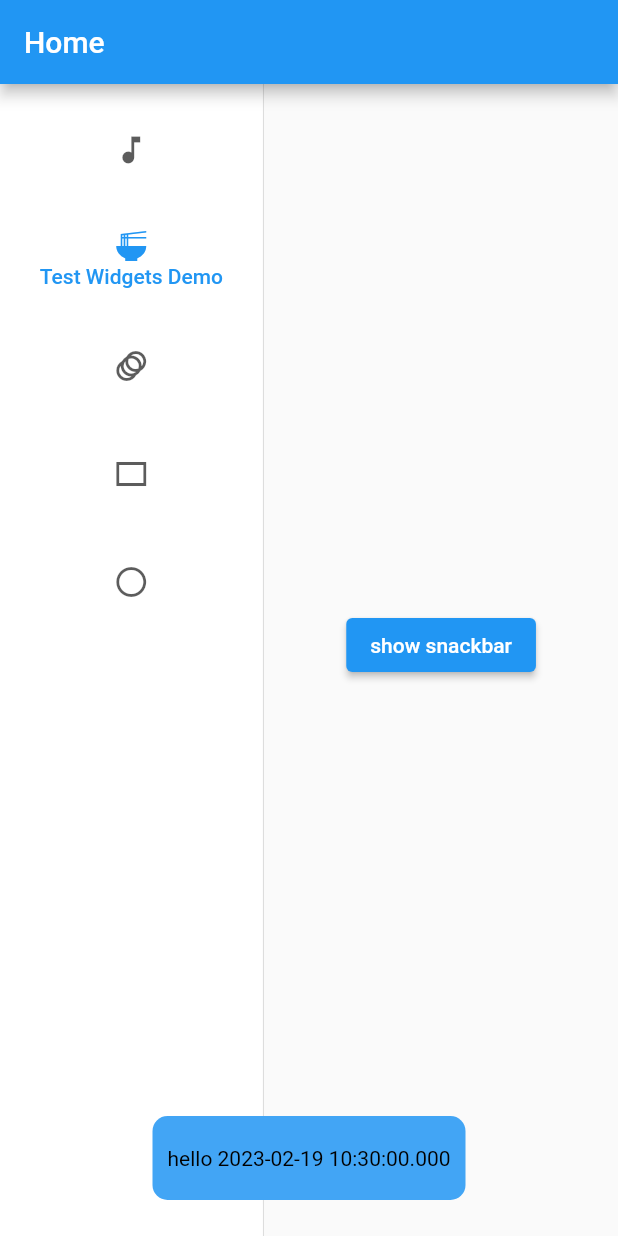
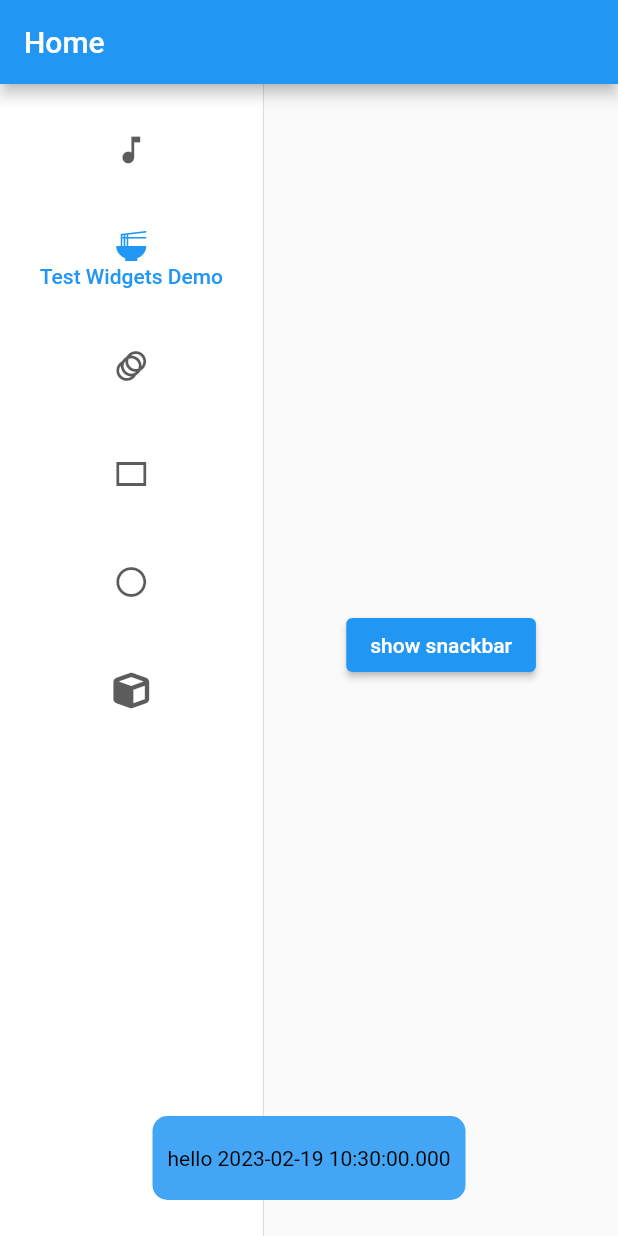
Before and after one commit to jinyongnan810/flutter-practice, a Flutter app: the screen it shows after launch, after a tap on "Test Widgets Demo", after a tap on "show snackbar", on a phone screen of 412 x 824 dp. Run offline on Flutter 3.47's test engine with Material 2 defaults, Android fonts, the phone set to English and light mode, and no system bars; our stand-ins replace audioplayers, flutter_riverpod, font_awesome_flutter, freezed_annotation.

Commit message:
3d animation day1(adding faicon)

```diff
--- a/lib/demos/animation-demo.dart
+++ b/lib/demos/animation-demo.dart
@@ -18,7 +18,7 @@ class AnimationDemo extends StatefulWidget implements DemoWidget {
   String get description => AnimationDemo._description;
 
   @override
-  Icon get icon => const Icon(Icons.animation);
+  Widget get icon => const Icon(Icons.animation);
 }
 
 class _AnimationDemoState extends State<AnimationDemo>
--- a/lib/demos/animation-demo2.dart
+++ b/lib/demos/animation-demo2.dart
@@ -17,7 +17,7 @@ class AnimationDemo2 extends StatefulWidget implements DemoWidget {
   String get description => AnimationDemo2._description;
 
   @override
-  Icon get icon => const Icon(Icons.rectangle_outlined);
+  Widget get icon => const Icon(Icons.rectangle_outlined);
 }
 
 class _AnimationDemo2State extends State<AnimationDemo2>
--- a/lib/demos/chained-animation-demo.dart
+++ b/lib/demos/chained-animation-demo.dart
@@ -17,7 +17,7 @@ class ChainedAnimationDemo extends StatefulWidget implements DemoWidget {
   String get description => ChainedAnimationDemo._description;
 
   @override
-  Icon get icon => const Icon(Icons.circle_outlined);
+  Widget get icon => const Icon(Icons.circle_outlined);
 }
 
 enum CircleSide { left, right }
--- a/lib/demos/play-sound-demo.dart
+++ b/lib/demos/play-sound-demo.dart
@@ -1,9 +1,7 @@
 import 'package:flutter/material.dart';
-import 'package:flutter_practice/audio/audio_controller.dart';
 import 'package:flutter_practice/audio/sounds.dart';
 import 'package:flutter_practice/providers/audio_provider.dart';
 import 'package:flutter_practice/shared/demo-widget.dart';
-import 'package:provider/provider.dart';
 import 'package:flutter_riverpod/flutter_riverpod.dart';
 
 class PlaySoundDemo extends ConsumerStatefulWidget implements DemoWidget {
@@ -21,7 +19,7 @@ class PlaySoundDemo extends ConsumerStatefulWidget implements DemoWidget {
   String get description => PlaySoundDemo._description;
 
   @override
-  Icon get icon => const Icon(Icons.music_note);
+  Widget get icon => const Icon(Icons.music_note);
 }
 
 class _PlaySoundDemoState extends ConsumerState<PlaySoundDemo> {
--- a/lib/demos/test-widgets-demo.dart
+++ b/lib/demos/test-widgets-demo.dart
@@ -17,7 +17,7 @@ class TestWidgetsDemo extends StatefulWidget implements DemoWidget {
   String get description => TestWidgetsDemo._description;
 
   @override
-  Icon get icon => const Icon(Icons.ramen_dining);
+  Widget get icon => const Icon(Icons.ramen_dining);
 
   @override
   State<TestWidgetsDemo> createState() => _TestWidgetsDemoState();
@@ -29,7 +29,7 @@ class _TestWidgetsDemoState extends State<TestWidgetsDemo>
   @override
   void initState() {
     animationController = AnimationController(
-        vsync: this, duration: Duration(milliseconds: 5000));
+        vsync: this, duration: const Duration(milliseconds: 5000));
     super.initState();
   }
 
@@ -76,9 +76,9 @@ class _TestWidgetsDemoState extends State<TestWidgetsDemo>
                   children: widget.msgs
                       .map(
                         (e) => Container(
-                            padding: EdgeInsets.symmetric(
+                            padding: const EdgeInsets.symmetric(
                                 vertical: 20, horizontal: 10),
-                            margin: EdgeInsets.only(top: 10),
+                            margin: const EdgeInsets.only(top: 10),
                             decoration: BoxDecoration(
                               color: Colors.blue.shade400,
                               borderRadius: BorderRadius.circular(10),
--- a/lib/screen/home_screen.dart
+++ b/lib/screen/home_screen.dart
@@ -1,4 +1,5 @@
 import 'package:flutter/material.dart';
+import 'package:flutter_practice/demos/3d-animation-demo.dart';
 import 'package:flutter_practice/demos/animation-demo2.dart';
 import 'package:flutter_practice/demos/chained-animation-demo.dart';
 import 'package:flutter_practice/demos/play-sound-demo.dart';
@@ -20,6 +21,7 @@ class _HomeScreenState extends State<HomeScreen> {
     const AnimationDemo(),
     const AnimationDemo2(),
     const ChainedAnimationDemo(),
+    const ThreeDAnimationDemo(),
   ];
   int _selectedIndex = 0;
 
--- a/lib/shared/demo-widget.dart
+++ b/lib/shared/demo-widget.dart
@@ -4,5 +4,5 @@ abstract class DemoWidget extends Widget {
   const DemoWidget({Key? key}) : super(key: key);
   String get title;
   String get description;
-  Icon get icon;
+  Widget get icon;
 }
--- a/pubspec.yaml
+++ b/pubspec.yaml
@@ -40,6 +40,7 @@ dependencies:
   json_annotation: ^4.6.0
   dio: ^4.0.6
   flutter_riverpod: ^1.0.4
+  font_awesome_flutter: ^10.4.0
 
 dev_dependencies:
   flutter_test:
```
Also changed, not shown: lib/demos/3d-animation-demo.dart (added, +61 -0 lines), pubspec.lock.
